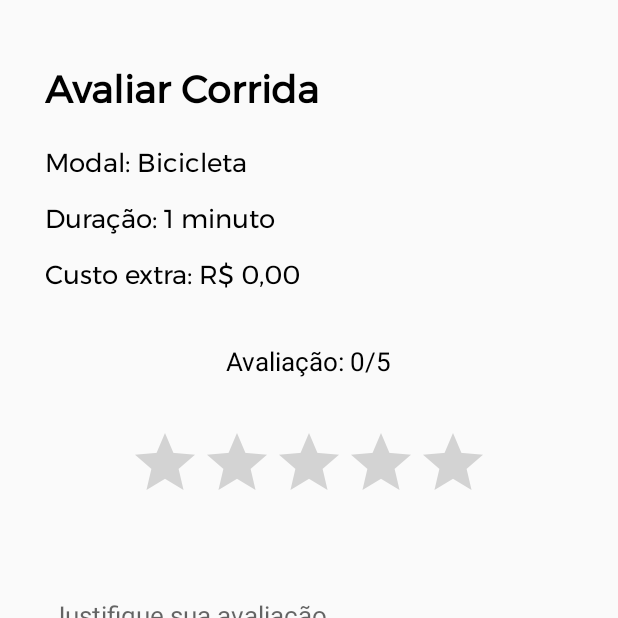
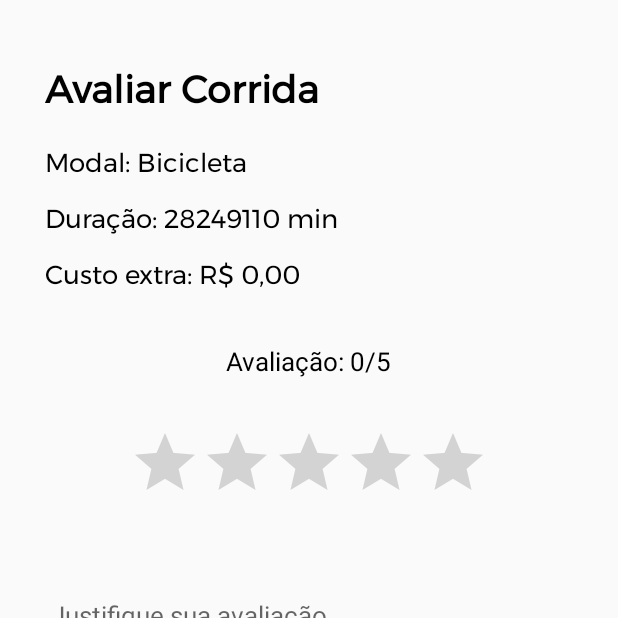
Before and after one commit to techGabrielBr/gear-gurus-kotlin, an Android app: the RatingActivity screen opened directly, with no data from a screen before it, on a phone screen of 412 x 824 dp, the top half of it. Run offline under Robolectric (Android 15) with nearby library versions, the phone set to English and light mode, and no system bars.

```diff
--- a/app/src/main/java/br/com/fiap/geargurus/ui/RatingActivity.kt
+++ b/app/src/main/java/br/com/fiap/geargurus/ui/RatingActivity.kt
@@ -1,5 +1,6 @@
 package br.com.fiap.geargurus.ui
 
+import android.content.Context
 import android.os.Bundle
 import android.widget.Button
 import android.widget.RatingBar
@@ -23,6 +24,15 @@ class RatingActivity : AppCompatActivity() {
         val ratingBar : RatingBar = root.findViewById(R.id.ratingBar)
         val textViewRating : TextView = root.findViewById(R.id.textViewRating)
         val btnSave : Button = root.findViewById(R.id.btn_save)
+        val textDuration : TextView = root.findViewById(R.id.text_duration)
+
+        //calculate time
+        val sharedPref = this.getSharedPreferences("initDate", Context.MODE_PRIVATE)
+        val initDate = sharedPref.getLong("date", 0)
+        val now = System.currentTimeMillis()
+        val minutesDifference = ((now - initDate)/1000)/60
+
+        textDuration.text = "Duração: ${minutesDifference} min"
 
         ratingBar.setOnRatingBarChangeListener { _, rating, _ ->
             val ratingText = "Avaliação: $rating/5"
--- a/app/src/main/res/layout/activity_rating.xml
+++ b/app/src/main/res/layout/activity_rating.xml
@@ -35,7 +35,7 @@
         android:id="@+id/text_duration"
         android:layout_width="wrap_content"
         android:layout_height="wrap_content"
-        android:text="Duração: 1 minuto"
+        android:text=""
         android:layout_marginBottom="10dp"
         android:fontFamily="@font/montserrat"
         android:textColor="@color/black"
```
Also changed, not shown: app/src/main/java/br/com/fiap/geargurus/ui/LoginActivity.kt (+24 -2 lines), app/src/main/java/br/com/fiap/geargurus/ui/UnlockActivity.kt (+17 -8 lines), app/src/main/res/layout/activity_login.xml (+24 -0 lines).
